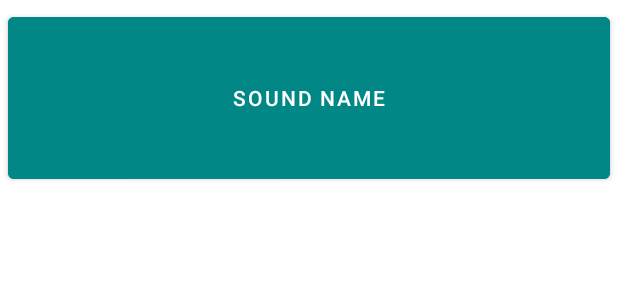
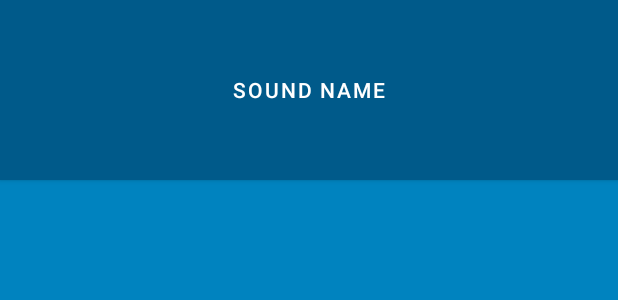
Before and after one commit to OnicaAdrianCatalin/BeatBox, an Android app: the layout list_item_sound.xml on its own in the app's theme, with its tools: preview values and no code run, on a phone screen of 412 x 824 dp. Shown: the top 300 px of the screen. Run offline under Robolectric (Android 15) with nearby library versions, the phone set to English and light mode, and no system bars.

Commit message:
Added style to buttons

```diff
--- a/app/src/main/res/layout/list_item_sound.xml
+++ b/app/src/main/res/layout/list_item_sound.xml
@@ -1,5 +1,6 @@
 <?xml version="1.0" encoding="utf-8"?>
 <layout xmlns:android="http://schemas.android.com/apk/res/android"
+    xmlns:app="http://schemas.android.com/apk/res-auto"
     xmlns:tools="http://schemas.android.com/tools">
 
     <data>
@@ -10,12 +11,12 @@
     </data>
 
     <Button
+        style="@style/BeatBoxButton"
         android:layout_width="match_parent"
         android:layout_height="120dp"
-        android:layout_margin="5dp"
         android:onClick="@{() -> viewModel.onButtonClicked()}"
-        android:backgroundTint="@color/teal_700"
         android:text="@{viewModel.title}"
+        app:backgroundTint="@null"
         tools:text="Sound name" />
 
 </layout>
--- a/app/src/main/res/values/colors.xml
+++ b/app/src/main/res/values/colors.xml
@@ -7,4 +7,9 @@
     <color name="teal_700">#FF018786</color>
     <color name="black">#FF000000</color>
     <color name="white">#FFFFFFFF</color>
+    <color name="red">#F44336</color>
+    <color name="dark_red">#C3352B</color>
+    <color name="gray">#607D8B</color>
+    <color name="soothing_blue">#0083BF</color>
+    <color name="dark_blue">#005A8A</color>
 </resources>
--- a/app/src/main/res/values/themes.xml
+++ b/app/src/main/res/values/themes.xml
@@ -2,8 +2,8 @@
     <!-- Base application theme. -->
     <style name="Theme.BeatBox" parent="Theme.MaterialComponents.DayNight.DarkActionBar">
         <!-- Primary brand color. -->
-        <item name="colorPrimary">@color/purple_500</item>
-        <item name="colorPrimaryVariant">@color/purple_700</item>
+        <item name="colorPrimary">@color/red</item>
+        <item name="colorPrimaryVariant">@color/dark_red</item>
         <item name="colorOnPrimary">@color/white</item>
         <!-- Secondary brand color. -->
         <item name="colorSecondary">@color/teal_200</item>
@@ -12,5 +12,10 @@
         <!-- Status bar color. -->
         <item name="android:statusBarColor" tools:targetApi="l">?attr/colorPrimaryVariant</item>
         <!-- Customize your theme here. -->
+        <item name="android:windowBackground">@color/soothing_blue</item>
+    </style>
+
+    <style name="BeatBoxButton">
+        <item name="android:background">@color/dark_blue</item>
     </style>
 </resources>
```
